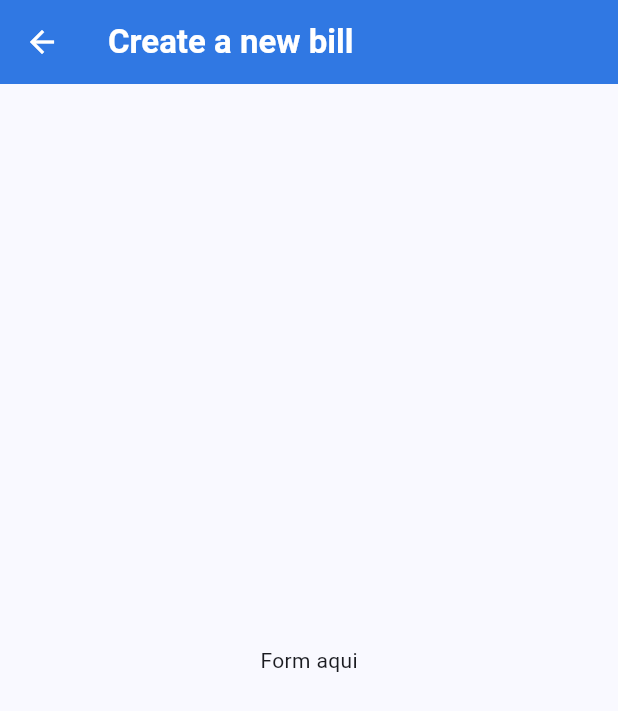
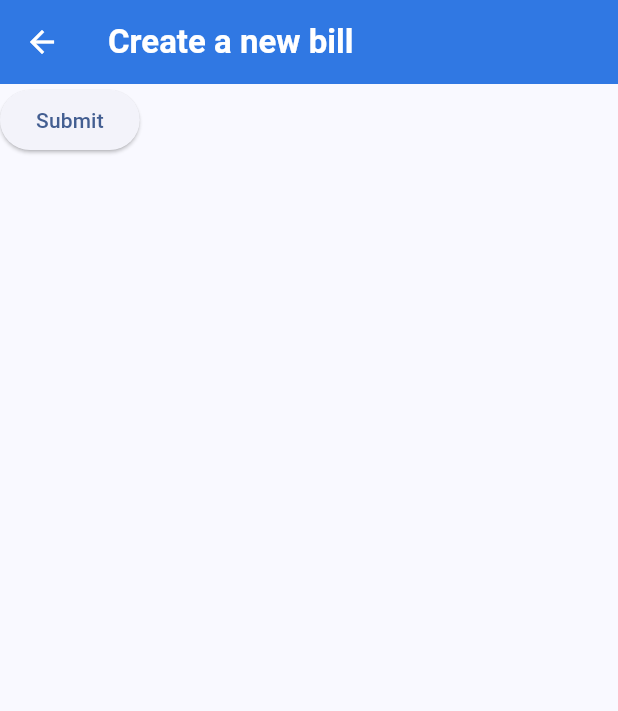
Before and after one commit to rony646/bill-buddy, a Flutter app: the CreateBill screen opened by its route, on a phone screen of 412 x 824 dp. Shown: the top 711 px of the screen. Run offline on Flutter 3.47's test engine with Material 3 defaults, Android fonts, the phone set to English and light mode, and no system bars.

Commit message:
feat: stated creating form

```diff
--- a/lib/main.dart
+++ b/lib/main.dart
@@ -11,7 +11,6 @@ void main() {
 class MyApp extends StatelessWidget {
   const MyApp({super.key});
 
-  // This widget is the root of your application.
   @override
   Widget build(BuildContext context) {
     return MaterialApp(
--- a/lib/screens/create_bill.dart
+++ b/lib/screens/create_bill.dart
@@ -1,7 +1,15 @@
+import 'package:bill_buddy/widgets/custom_form_field.dart';
 import 'package:flutter/material.dart';
 
-class CreateBill extends StatelessWidget {
+class CreateBill extends StatefulWidget {
   const CreateBill({super.key});
+
+  @override
+  State<CreateBill> createState() => _CreateBillState();
+}
+
+class _CreateBillState extends State<CreateBill> {
+  final _formKey = GlobalKey<FormState>();
 
   @override
   Widget build(BuildContext context) {
@@ -9,9 +17,17 @@ class CreateBill extends StatelessWidget {
       appBar: AppBar(
         title: const Text('Create a new bill'),
       ),
-      body: const Center(
-        child: Text('Form aqui'),
-      ),
+      body: Form(
+          key: _formKey,
+          child: Column(
+            children: [
+              // const CustomFormField(),
+              ElevatedButton(
+                onPressed: () {},
+                child: const Text('Submit'),
+              )
+            ],
+          )),
     );
   }
 }
--- a/lib/screens/home.dart
+++ b/lib/screens/home.dart
@@ -1,3 +1,4 @@
+import 'package:bill_buddy/utils/routes.dart';
 import 'package:bill_buddy/widgets/bill_card.dart';
 import 'package:bill_buddy/widgets/items_filter.dart';
 import 'package:flutter/material.dart';
@@ -11,7 +12,7 @@ class Home extends StatelessWidget {
         backgroundColor: const Color.fromARGB(255, 231, 231, 231),
         floatingActionButton: FloatingActionButton(
           onPressed: () {
-            print('Navegar aqui');
+            Navigator.pushNamed(context, Routes.create);
           },
           backgroundColor: Theme.of(context).primaryColor,
           foregroundColor: const Color(0xFFFFFFFF),
```
Also changed, not shown: lib/widgets/custom_form_field.dart (added, +20 -0 lines).
